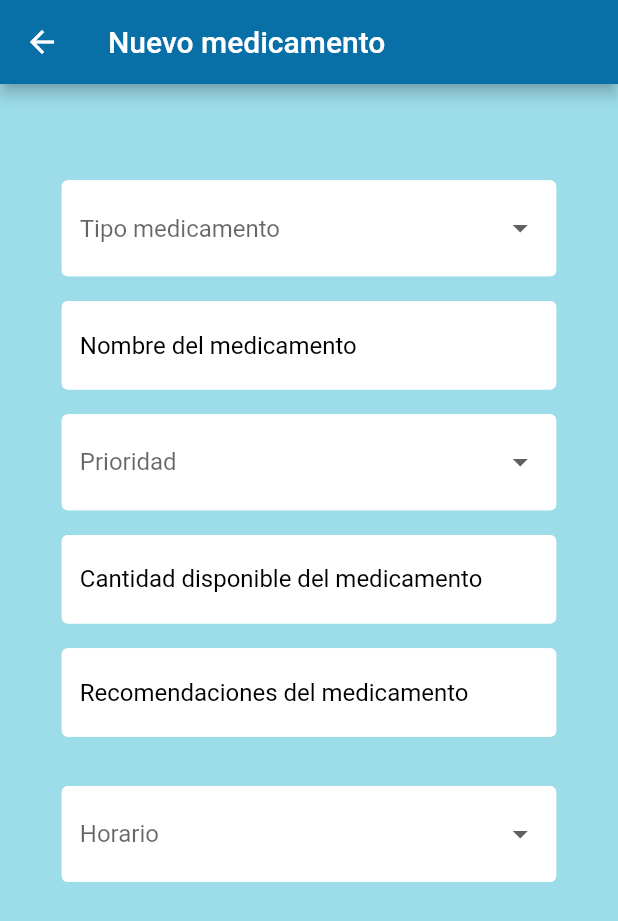
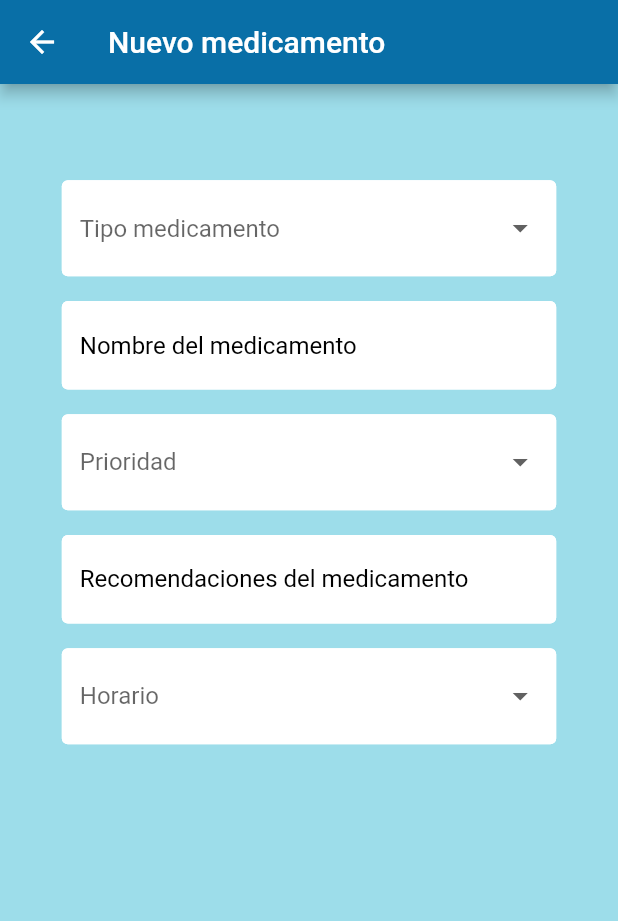
Before and after one commit to Dlondono/mediminder, a Flutter app: the MedicamentoNuevo screen opened directly with empty values, on a phone screen of 412 x 824 dp. Shown: the top 921 px of the screen. Run offline on Flutter 3.47's test engine with Material 2 defaults, Android fonts, the phone set to English and light mode, and no system bars; our stand-ins replace cloud_firestore, firebase_auth, firebase_core, firebase_messaging, flutter_local_notifications, flutter_native_timezone and 3 more; accounts and stored records are empty.

Commit message:
detalles notificacion y cantidad

```diff
--- a/lib/screens/home/detallesMedicamento.dart
+++ b/lib/screens/home/detallesMedicamento.dart
@@ -137,18 +137,20 @@ class _detallesMedicamentoState extends State<detallesMedicamento> {
                     }
 
                     if(widget.medicamento.periodo!=null) {
-                      widget.medicamento.hora = widget.medicamento.hora.add(Duration(hours: widget.medicamento.periodo));
-                    }
-
-                      else {
+                      widget.medicamento.hora = widget.medicamento.hora.add(
+                          Duration(hours: widget.medicamento.periodo));
+                    }else {
                       widget.medicamento.hora = widget.medicamento.hora.add(
                           Duration(days: 1));
                       }
 
-                    this.widget.medicamento.cantidad=this.widget.medicamento.cantidad-1;
-                    _database.updateCantidad(this.widget.medicamento.cantidad,widget.medicamento.uid);
+                    this.widget.medicamento.cantidad=
+                        this.widget.medicamento.cantidad-this.widget.medicamento.dosis;
+                    _database.updateCantidad(this.widget.medicamento.cantidad,
+                        widget.medicamento.uid);
                     if(this.widget.medicamento.cantidad<=5){
-                      noti.showNotification("Quedan pocas unidades de "+this.widget.medicamento.medicamentoNombre);
+                      noti.showNotification("Quedan pocas unidades de ",
+                          this.widget.medicamento.medicamentoNombre);
                     }
                     if(this.widget.medicamento.cantidad<=0){
                       this.widget.medicamento.cantidad=0;
--- a/lib/screens/home/editarMedicamento.dart
+++ b/lib/screens/home/editarMedicamento.dart
@@ -197,7 +197,8 @@ class _editarMedicamentoState extends State<editarMedicamento> {
         child: TextFormField(
           initialValue: medicamento.dosis.toString(),
           keyboardType: TextInputType.number,
-          decoration: textInputDecoraton.copyWith(hintText: "Dosis a tomar en miligramos"),
+          decoration: textInputDecoraton.copyWith
+            (hintText: "Cuantas pastillas debe tomar por dosis"),
           validator: (val) =>
               validator.validarDato(val),
           onChanged: (val) => setState(() => _currentDosis = val),
--- a/lib/screens/home/medicamentoNuevo.dart
+++ b/lib/screens/home/medicamentoNuevo.dart
@@ -115,15 +115,7 @@ class _MedicamentoNuevoState extends State<MedicamentoNuevo> {
                                         : null,
                                   ),
                                   SizedBox(height: 2.0.h),
-                                  TextFormField(
-                                    keyboardType: TextInputType.number,
-                                    decoration: textInputDecoraton.copyWith(
-                                        hintText: "Cantidad disponible del medicamento"),
-                                    validator: (val) =>
-                                        validator.validarDato(val),
-                                    onChanged: (val) => setState(() => _currentCantidad = val),
-                                  ),
-                                  SizedBox(height: 2.0.h),
+                                  _formCantidad(),
                                   TextFormField(
                                     decoration: textInputDecoraton.copyWith(hintText: "Recomendaciones del medicamento"),
                                     validator: (val) =>
@@ -134,8 +126,6 @@ class _MedicamentoNuevoState extends State<MedicamentoNuevo> {
                                   ),
                                   SizedBox(height: 2.0.h),
                                   _formDosis(),
-
-                                  SizedBox(height: 2.0.h),
                                   DropdownButtonFormField(
                                     value: _currentTipoHorario ,
                                     items: horario.map((hor) {
@@ -190,7 +180,6 @@ class _MedicamentoNuevoState extends State<MedicamentoNuevo> {
                   style: TextStyle(color: Colors.white),
                 ),
                 onPressed: () async {
-                  try {
                     if (_formKey.currentState.validate()) {
                       for (var hora in horas) {
                         await DatabaseService()
@@ -211,10 +200,7 @@ class _MedicamentoNuevoState extends State<MedicamentoNuevo> {
                       }
                       Navigator.pop(context);
                     }
-                  }on FormatException catch(_){
-                    final snackBar=SnackBar(content: Text("Error en el formato de numeros"));
-                    ScaffoldMessenger.of(context).showSnackBar(snackBar);
-                  }
+
                 }
             ),
           ],
@@ -276,25 +262,73 @@ class _MedicamentoNuevoState extends State<MedicamentoNuevo> {
       );
     }
   }
+  Widget _formCantidad(){
+    if(_currentTipo=="Pastilla"){
+      return Container(
+        child: Column(
+          children: [
+            TextFormField(
+              keyboardType: TextInputType.number,
+              decoration: textInputDecoraton.copyWith(
+                  hintText: "Cantidad disponible de pastillas"),
+              validator: (val) =>
+                  validator.validarDato(val),
+              onChanged: (val) => setState(() => _currentCantidad = val),
+            ),
+            SizedBox(height: 2.0.h),
+          ],
+        ),
+      );
+    }else if (_currentTipo=="Jarabe"){
+      return Container(
+        child: Column(
+          children: [
+            TextFormField(
+              keyboardType: TextInputType.number,
+              decoration: textInputDecoraton.copyWith(
+                  hintText: "Cantidad disponible en mililitros"),
+              validator: (val) =>
+                  validator.validarDato(val),
+              onChanged: (val) => setState(() => _currentCantidad = val),
+            ),
+            SizedBox(height: 2.0.h),
+          ],
+        ),
+      );
+    }
+    else return Container(
+      );
+  }
   Widget _formDosis(){
     if(_currentTipo=="Pastilla"){
       return Container(
-        child: TextFormField(
+        child: Column(
+          children: [
+            TextFormField(
               keyboardType: TextInputType.number,
-          decoration: textInputDecoraton.copyWith(hintText: "Dosis a tomar en miligramos"),
+              decoration: textInputDecoraton.copyWith(
+                  hintText: "Cuantas pastillas debe tomar por dosis"),
               validator: (val) =>
                   validator.validarDato(val),
               onChanged: (val) => setState(() => _currentDosis = val),
             ),
+            SizedBox(height: 2.0.h),
+          ],
+        ),
       );
     }else if (_currentTipo=="Jarabe"){
       return Container(
-        child: TextFormField(
+        child: Column(
+          children: [
+            TextFormField(
               keyboardType: TextInputType.number,
               decoration: textInputDecoraton.copyWith(hintText: "Dosis a tomar en mililitros"),
               validator: (val) =>
                   validator.validarDato(val),
               onChanged: (val) => setState(() => _currentDosis = val),
+            ),
+            SizedBox(height: 2.0.h),
+          ],
         ),
       );
     }
--- a/lib/services/local_noti.dart
+++ b/lib/services/local_noti.dart
@@ -67,7 +67,7 @@ class Notifications {
         initializationSettings);
   }
 
-  Future<void> showNotification(String title) async {
+  Future<void> showNotification(String title,String medi) async {
     const AndroidNotificationDetails androidPlatformChannelSpecifics =
     AndroidNotificationDetails(
       "Your channel",
@@ -82,7 +82,7 @@ class Notifications {
     );
     await this
         .flutterLocalNotificationsPlugin
-        .show(0, title, "Notificación inmediata", platformChannelSpecifics,
+        .show(0, title, medi, platformChannelSpecifics,
       //Payload es lo que se ejecuta al recibir clickear la notificación
     );
   }
```
Lines whose indentation alone changed are shown as unchanged.
